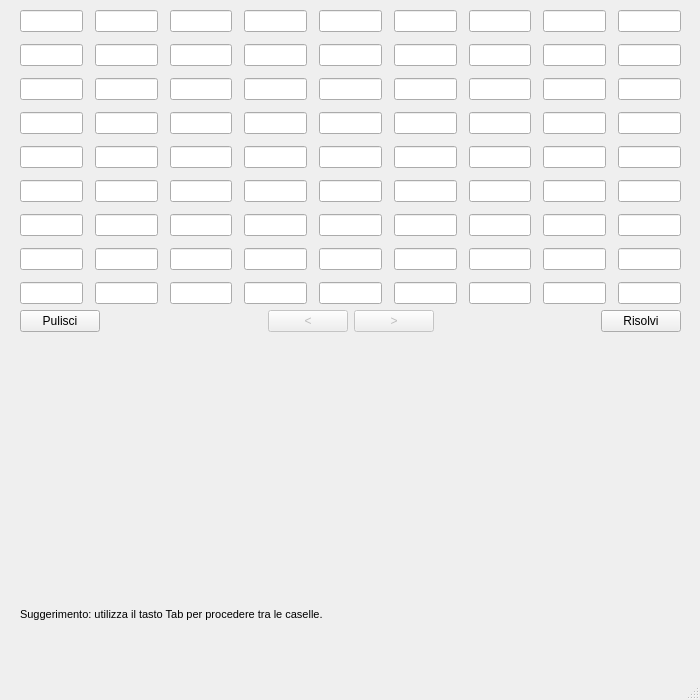
Before: the Qt Designer form Qt/Sudoku/mainwindow.ui in Marcondiro/cpp_exam, drawn with Qt 5.
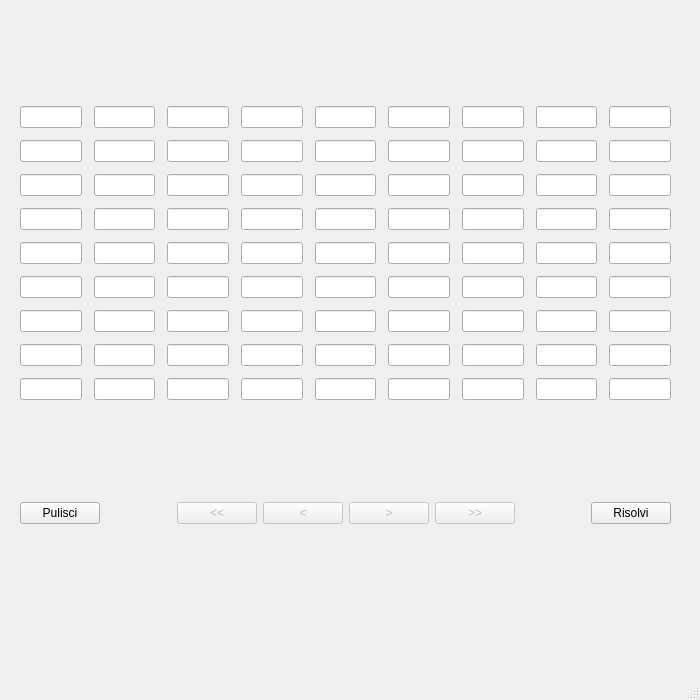
After: the same form once the commit is applied.

Commit message: Add begin, end buttons

The edit to the form file:
```diff
--- a/Qt/Sudoku/mainwindow.ui
+++ b/Qt/Sudoku/mainwindow.ui
@@ -19,7 +19,7 @@
      <rect>
       <x>20</x>
       <y>10</y>
-      <width>661</width>
+      <width>651</width>
       <height>611</height>
      </rect>
     </property>
@@ -863,6 +863,16 @@
          </property>
         </spacer>
        </item>
+       <item>
+        <widget class="QPushButton" name="pushButton_begin">
+         <property name="enabled">
+          <bool>false</bool>
+         </property>
+         <property name="text">
+          <string>&lt;&lt;</string>
+         </property>
+        </widget>
+       </item>
        <item>
         <widget class="QPushButton" name="pushButton_previous">
          <property name="enabled">
@@ -883,6 +893,16 @@
          </property>
         </widget>
        </item>
+       <item>
+        <widget class="QPushButton" name="pushButton_end">
+         <property name="enabled">
+          <bool>false</bool>
+         </property>
+         <property name="text">
+          <string>&gt;&gt;</string>
+         </property>
+        </widget>
+       </item>
        <item>
         <spacer name="horizontalSpacer">
          <property name="orientation">
@@ -905,31 +925,6 @@
        </item>
       </layout>
      </item>
-     <item>
-      <spacer name="verticalSpacer">
-       <property name="orientation">
-        <enum>Qt::Vertical</enum>
-       </property>
-       <property name="sizeHint" stdset="0">
-        <size>
-         <width>20</width>
-         <height>40</height>
-        </size>
-       </property>
-      </spacer>
-     </item>
-     <item>
-      <widget class="QLabel" name="label">
-       <property name="font">
-        <font>
-         <pointsize>8</pointsize>
-        </font>
-       </property>
-       <property name="text">
-        <string>Suggerimento: utilizza il tasto Tab per procedere tra le caselle.</string>
-       </property>
-      </widget>
-     </item>
     </layout>
    </widget>
   </widget>
```
The commit also changes 2 other files.
